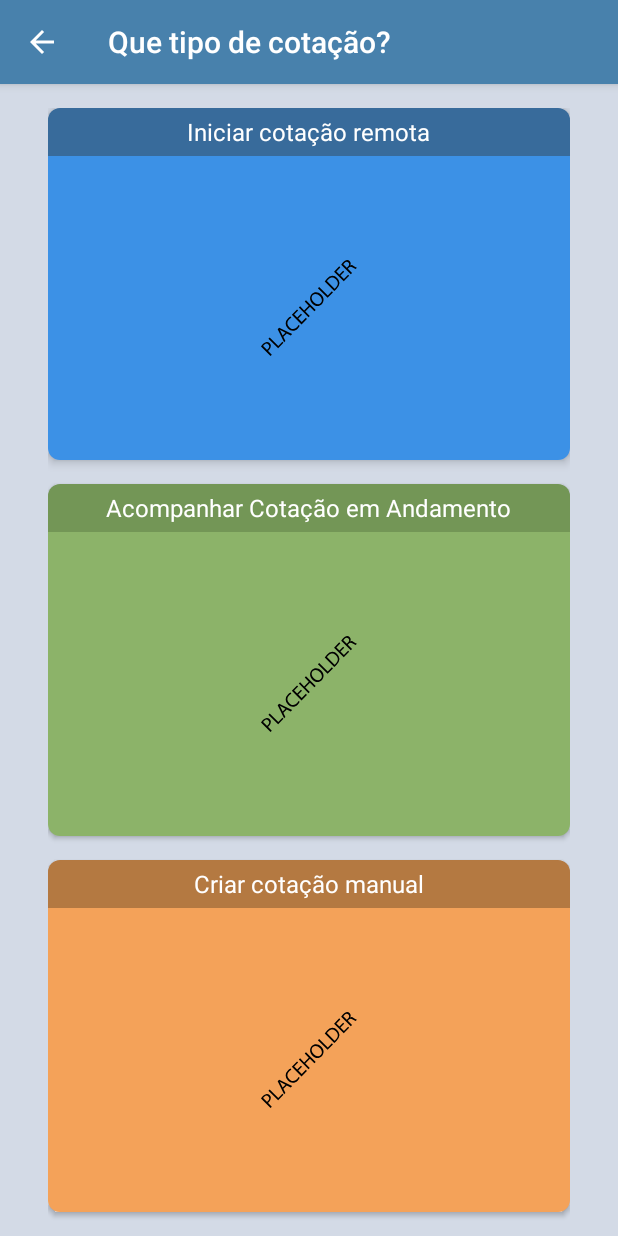
After one commit to CRC-Mismatch/ConectaTri, an Android app: the QuoteTypeActivity screen opened directly, with no data from a screen before it, on a phone screen of 412 x 824 dp. The commit adds this screen. Run offline under Robolectric (Android 15) with nearby library versions, the phone set to English and light mode, and no system bars; our stand-ins replace data binding; 2 statements that could not run were skipped.

Commit message:
Create quote type activity

```diff
--- a/app/src/main/AndroidManifest.xml
+++ b/app/src/main/AndroidManifest.xml
@@ -26,7 +26,16 @@
         <activity
             android:name=".activities.MainActivity"
             android:label="@string/title_activity_main"
-            android:theme="@style/AppTheme.NoActionBar"></activity>
+            android:theme="@style/AppTheme.NoActionBar" />
+        <activity
+            android:name=".activities.QuoteTypeActivity"
+            android:label="@string/title_activity_quote_type"
+            android:parentActivityName=".activities.MainActivity"
+            android:theme="@style/AppTheme.NoActionBar">
+            <meta-data
+                android:name="android.support.PARENT_ACTIVITY"
+                android:value="br.com.wemind.marketplacetribanco.activities.MainActivity" />
+        </activity>
     </application>
 
 </manifest>
--- /dev/null
+++ b/app/src/main/java/br/com/wemind/marketplacetribanco/activities/QuoteTypeActivity.java
@@ -0,0 +1,32 @@
+package br.com.wemind.marketplacetribanco.activities;
+
+import android.os.Bundle;
+import android.support.design.widget.FloatingActionButton;
+import android.support.design.widget.Snackbar;
+import android.support.v7.app.AppCompatActivity;
+import android.support.v7.widget.Toolbar;
+import android.view.View;
+
+import br.com.wemind.marketplacetribanco.R;
+
+public class QuoteTypeActivity extends AppCompatActivity {
+
+    @Override
+    protected void onCreate(Bundle savedInstanceState) {
+        super.onCreate(savedInstanceState);
+        setContentView(R.layout.activity_quote_type);
+        Toolbar toolbar = (Toolbar) findViewById(R.id.toolbar);
+        setSupportActionBar(toolbar);
+
+        FloatingActionButton fab = (FloatingActionButton) findViewById(R.id.fab);
+        fab.setOnClickListener(new View.OnClickListener() {
+            @Override
+            public void onClick(View view) {
+                Snackbar.make(view, "Replace with your own action", Snackbar.LENGTH_LONG)
+                        .setAction("Action", null).show();
+            }
+        });
+        getSupportActionBar().setDisplayHomeAsUpEnabled(true);
+    }
+
+}
--- /dev/null
+++ b/app/src/main/res/layout/activity_quote_type.xml
@@ -0,0 +1,162 @@
+<?xml version="1.0" encoding="utf-8"?>
+<layout xmlns:android="http://schemas.android.com/apk/res/android"
+    xmlns:app="http://schemas.android.com/apk/res-auto"
+    xmlns:tools="http://schemas.android.com/tools">
+
+    <android.support.design.widget.CoordinatorLayout
+        android:layout_width="match_parent"
+        android:layout_height="match_parent"
+        tools:context="br.com.wemind.marketplacetribanco.activities.QuoteTypeActivity">
+
+        <android.support.design.widget.AppBarLayout
+            android:layout_width="match_parent"
+            android:layout_height="wrap_content"
+            android:theme="@style/AppTheme.ActionBar">
+
+            <android.support.v7.widget.Toolbar
+                android:id="@+id/toolbar"
+                android:layout_width="match_parent"
+                android:layout_height="?attr/actionBarSize"
+                android:background="?attr/colorPrimary"
+                app:popupTheme="@style/AppTheme.PopupOverlay" />
+
+        </android.support.design.widget.AppBarLayout>
+
+            <LinearLayout
+                android:layout_width="match_parent"
+                android:layout_height="match_parent"
+                android:layout_marginLeft="32dp"
+                android:layout_marginRight="32dp"
+                android:layout_marginTop="72dp"
+                android:clipChildren="false"
+                android:clipToPadding="false"
+                android:gravity="center"
+                android:orientation="vertical">
+
+                <RelativeLayout
+                    android:id="@+id/btn_remote_quote"
+                    android:layout_width="match_parent"
+                    android:layout_height="0dp"
+                    android:layout_weight="1"
+                    android:clipToPadding="false"
+                    android:paddingBottom="16dp">
+
+                    <FrameLayout
+                        android:id="@+id/btn_remote_top"
+                        android:layout_width="match_parent"
+                        android:layout_height="32dp"
+                        android:layout_alignParentTop="true"
+                        android:background="@drawable/bg_button_blue_top"
+                        android:elevation="4dp">
+
+                        <TextView
+                            android:layout_width="wrap_content"
+                            android:layout_height="wrap_content"
+                            android:layout_gravity="center"
+                            android:text="Iniciar cotação remota"
+                            android:textColor="@android:color/white"
+                            android:textSize="16sp" />
+                    </FrameLayout>
+
+                    <FrameLayout
+                        android:layout_width="match_parent"
+                        android:layout_height="wrap_content"
+                        android:layout_alignParentBottom="true"
+                        android:layout_below="@id/btn_remote_top"
+                        android:background="@drawable/bg_button_blue_bottom"
+                        android:elevation="4dp">
+
+                        <ImageView
+                            android:layout_width="64dp"
+                            android:layout_height="64dp"
+                            android:layout_gravity="center"
+                            app:srcCompat="@drawable/placeholder" />
+                    </FrameLayout>
+                </RelativeLayout>
+
+                <RelativeLayout
+                    android:id="@+id/btn_check"
+                    android:layout_width="match_parent"
+                    android:layout_height="0dp"
+                    android:layout_weight="1"
+                    android:clipToPadding="false"
+                    android:paddingBottom="16dp">
+
+                    <FrameLayout
+                        android:id="@+id/btn_check_top"
+                        android:layout_width="match_parent"
+                        android:layout_height="32dp"
+                        android:layout_alignParentTop="true"
+                        android:background="@drawable/bg_button_green_top"
+                        android:elevation="2dp">
+
+                        <TextView
+                            android:layout_width="wrap_content"
+                            android:layout_height="wrap_content"
+                            android:layout_gravity="center"
+                            android:text="Acompanhar Cotação em Andamento"
+                            android:textColor="@android:color/white"
+                            android:textSize="16sp" />
+                    </FrameLayout>
+
+                    <FrameLayout
+                        android:layout_width="match_parent"
+                        android:layout_height="wrap_content"
+                        android:layout_alignParentBottom="true"
+                        android:layout_below="@id/btn_check_top"
+                        android:background="@drawable/bg_button_green_bottom"
+                        android:elevation="2dp">
+
+                        <ImageView
+                            android:layout_width="64dp"
+                            android:layout_height="64dp"
+                            android:layout_gravity="center"
+                            app:srcCompat="@drawable/placeholder" />
+                    </FrameLayout>
+                </RelativeLayout>
+
+                <RelativeLayout
+                    android:id="@+id/btn_manual"
+                    android:layout_width="match_parent"
+                    android:layout_height="0dp"
+                    android:layout_weight="1"
+                    android:clipToPadding="false"
+                    android:paddingBottom="16dp">
+
+                    <FrameLayout
+                        android:id="@+id/btn_manual_top"
+                        android:layout_width="match_parent"
+                        android:layout_height="32dp"
+                        android:layout_alignParentTop="true"
+                        android:background="@drawable/bg_button_orange_top"
+                        android:elevation="2dp">
+
+                        <TextView
+                            android:layout_width="wrap_content"
+                            android:layout_height="wrap_content"
+                            android:layout_gravity="center"
+                            android:text="Criar cotação manual"
+                            android:textColor="@android:color/white"
+                            android:textSize="16sp" />
+                    </FrameLayout>
+
+                    <FrameLayout
+                        android:layout_width="match_parent"
+                        android:layout_height="wrap_content"
+                        android:layout_alignParentBottom="true"
+                        android:layout_below="@id/btn_manual_top"
+                        android:background="@drawable/bg_button_orange_bottom"
+                        android:elevation="2dp">
+
+                        <ImageView
+                            android:layout_width="64dp"
+                            android:layout_height="64dp"
+                            android:layout_gravity="center"
+                            app:srcCompat="@drawable/placeholder" />
+                    </FrameLayout>
+                </RelativeLayout>
+
+            </LinearLayout>
+
+    </android.support.design.widget.CoordinatorLayout>
+</layout>
--- a/app/src/main/res/values/colors.xml
+++ b/app/src/main/res/values/colors.xml
@@ -12,7 +12,7 @@
     <color name="toolbar_blue">#4881ac</color>
     <color name="statusbar_blue">#36678d</color>
 
-    <color name="backgroundGray">#E7ECEF</color>
+    <color name="backgroundGray">#d3dae6</color>
     <color name="backgroundLighterGray">#ECECEC</color>
     <color name="backgroundLightGray">#CCCCCC</color>
     <color name="backgroundLightBlue">#CCD0D6</color>
--- a/app/src/main/res/values/strings.xml
+++ b/app/src/main/res/values/strings.xml
@@ -20,6 +20,7 @@
     <string name="navigation_drawer_close">Close navigation drawer</string>
 
     <string name="action_settings">Settings</string>
+    <string name="title_activity_quote_type">Que tipo de cotação?</string>
 
 
 </resources>
--- a/app/src/main/res/values/styles.xml
+++ b/app/src/main/res/values/styles.xml
@@ -44,4 +44,6 @@
     <style name="AppTheme.PopupOverlay" parent="ThemeOverlay.AppCompat.Light">
         <item name="android:textColor">@android:color/white</item>
     </style>
+
+    <style name="AppTheme.AppBarOverlay" parent="ThemeOverlay.AppCompat.Dark.ActionBar" />
 </resources>
```
